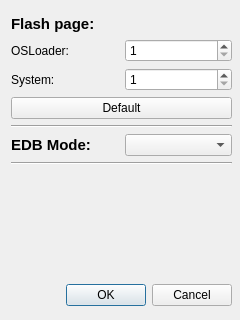
This is options.ui in ExistOS-Team/ExistOS_Updater_v2 as Qt 5 draws it before an edit. The edited form follows.
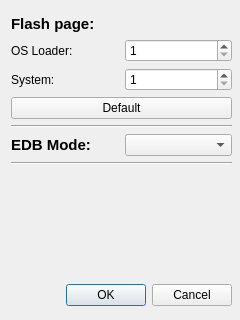
This is the edited form.

```diff
--- a/options.ui
+++ b/options.ui
@@ -53,7 +53,7 @@
       <item>
        <widget class="QLabel" name="label_2">
         <property name="text">
-         <string>OSLoader:</string>
+         <string>OS Loader:</string>
         </property>
        </widget>
       </item>
```
